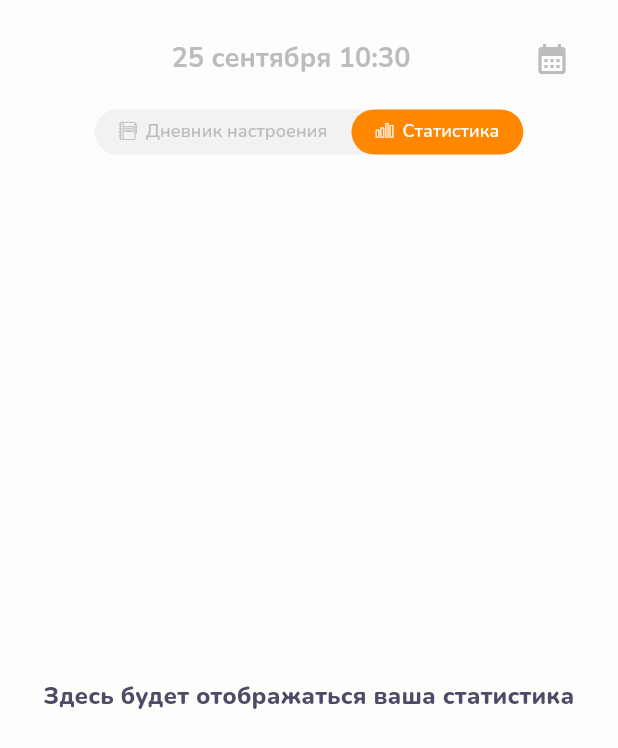
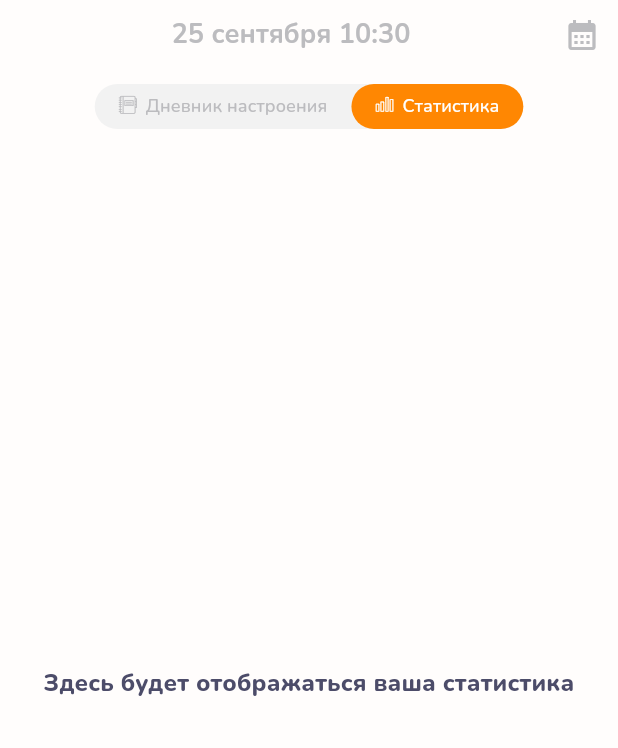
Before and after one commit to KarinaGordia/MoodDiaryTestProject, a Flutter app: the screen it shows after launch, tab 2 chosen, on a phone screen of 412 x 824 dp. Shown: the top 748 px of the screen. Run offline on Flutter 3.47's test engine with Material 3 defaults, Android fonts, the phone set to English and light mode, and no system bars; our stand-ins replace google_fonts.

Commit message:
emotion screen widget app bar

```diff
--- a/lib/ui/widgets/emotion_screen/emotion_screen_widget.dart
+++ b/lib/ui/widgets/emotion_screen/emotion_screen_widget.dart
@@ -39,14 +39,19 @@ class _EmotionScreenWidgetState extends State<EmotionScreenWidget>
 
   @override
   Widget build(BuildContext context) {
-    return SafeArea(
-      child: Scaffold(
-        body: Column(
-          children: [
-            TimeWidgetModelProvider(
+    return Scaffold(
+      appBar: AppBar(
+        flexibleSpace: FlexibleSpaceBar(
+          centerTitle: true,
+          titlePadding: EdgeInsets.zero,
+          title: TimeWidgetModelProvider(
             model: _timeWidgetModel,
             child: const TimeWidget(),
           ),
+        ),
+      ),
+      body: Column(
+        children: [
           Container(
             height: 30,
             margin: const EdgeInsets.symmetric(horizontal: 44),
@@ -83,7 +88,6 @@ class _EmotionScreenWidgetState extends State<EmotionScreenWidget>
           ),
         ],
       ),
-      ),
     );
   }
 }
--- a/lib/ui/widgets/time_widget/time_widget.dart
+++ b/lib/ui/widgets/time_widget/time_widget.dart
@@ -11,7 +11,7 @@ class TimeWidget extends StatelessWidget {
   Widget build(BuildContext context) {
     final model = TimeWidgetModelProvider.watch(context)?.model;
     return Padding(
-      padding: const EdgeInsets.only(top:15, bottom: 10, left:20, right:20,),
+      padding: const EdgeInsets.only(bottom: 10,),
       child: Row(
         mainAxisAlignment: MainAxisAlignment.center,
         children: [
```
Lines whose indentation alone changed are shown as unchanged.
